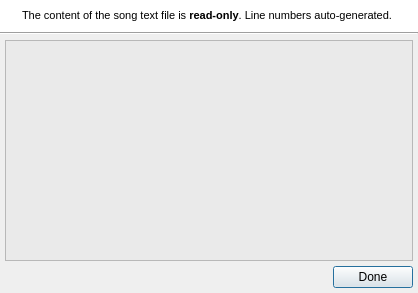
The window that uman/src/QUTextDialog.ui (UltraStar-Deluxe/UltraStar-Manager) describes before a commit, drawn with Qt 5.
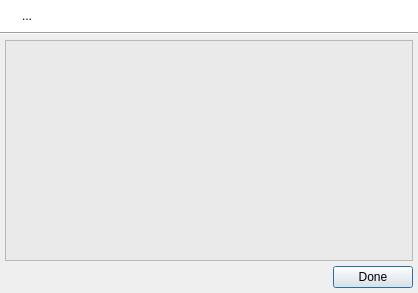
The same window after the commit. Icons and pictures are not drawn.

Diff of the .ui file:
```diff
--- a/uman/src/QUTextDialog.ui
+++ b/uman/src/QUTextDialog.ui
@@ -129,10 +129,7 @@
       <item>
        <widget class="QLabel" name="label_3" >
         <property name="text" >
-         <string>&lt;html>&lt;head>&lt;meta name="qrichtext" content="1" />&lt;style type="text/css">
-p, li { white-space: pre-wrap; }
-&lt;/style>&lt;/head>&lt;body style=" font-family:'MS Shell Dlg 2'; font-size:8.25pt; font-weight:400; font-style:normal;">
-&lt;p style=" margin-top:0px; margin-bottom:0px; margin-left:0px; margin-right:0px; -qt-block-indent:0; text-indent:0px;">The content of the song text file is &lt;span style=" font-weight:600; color:#000000;">read-only&lt;/span>&lt;span style=" color:#000000;">. Line numbers auto-generated.&lt;/span>&lt;/p>&lt;/body>&lt;/html></string>
+         <string>...</string>
         </property>
         <property name="alignment" >
          <set>Qt::AlignLeading|Qt::AlignLeft|Qt::AlignTop</set>
```
Left out of the diff: 2 changed lines with no effect on the pictures.
